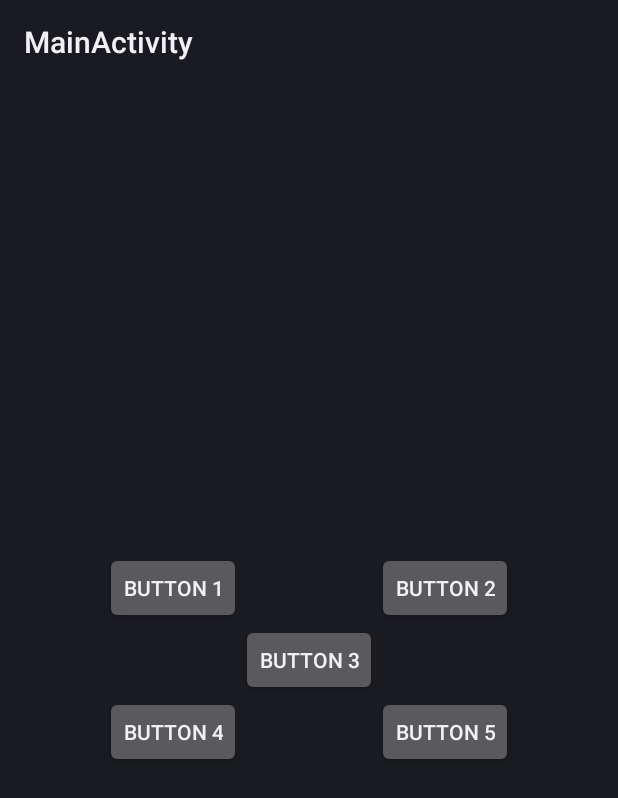
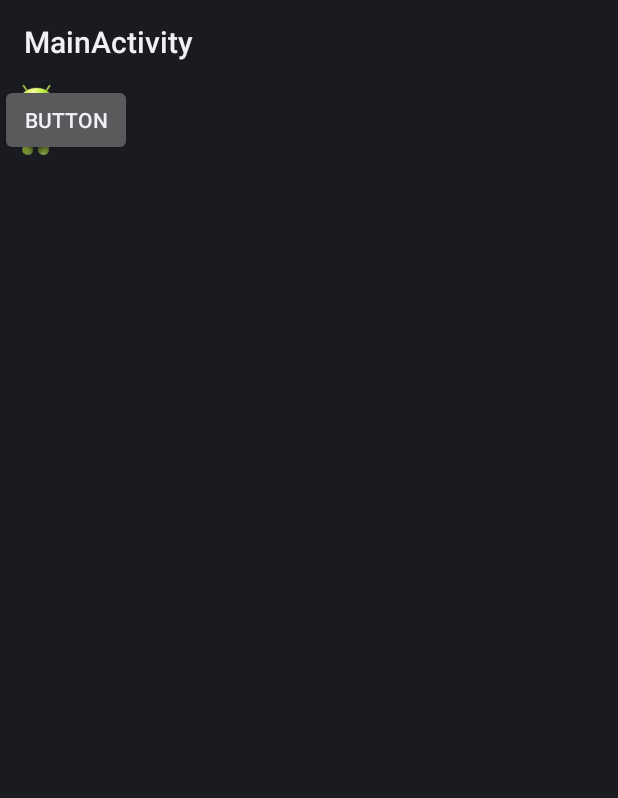
Before and after one commit to yaozongyou/android-first-code, an Android app: the screen it shows after launch (MainActivity), on a phone screen of 412 x 824 dp. Shown: the top 798 px of the screen. Run offline under Robolectric (Android 15) with nearby library versions, the phone set to English and light mode, and no system bars.

Commit message:
add example for framelayout

```diff
--- a/UILayoutTest/src/main/res/layout/main.xml
+++ b/UILayoutTest/src/main/res/layout/main.xml
@@ -1,52 +1,21 @@
 <?xml version="1.0" encoding="utf-8"?>
-<RelativeLayout xmlns:android="http://schemas.android.com/apk/res/android"
+<FrameLayout xmlns:android="http://schemas.android.com/apk/res/android"
     android:layout_height="match_parent"
     android:layout_width="match_parent"
     >
 
 <Button
-    android:id="@+id/button3"
+    android:id="@+id/button"
     android:layout_height="wrap_content"
     android:layout_width="wrap_content"
-    android:layout_centerInParent="true"
-    android:text="Button 3"
+    android:text="Button"
     />
 
-<Button
-    android:id="@+id/button1"
+<ImageView
+    android:id="@+id/image_view"
     android:layout_height="wrap_content"
     android:layout_width="wrap_content"
-    android:layout_above="@id/button3"
-    android:layout_toLeftOf="@id/button3"
-    android:text="Button 1"
+    android:src="@drawable/ic_launcher"
     />
 
-<Button
-    android:id="@+id/button2"
-    android:layout_height="wrap_content"
-    android:layout_width="wrap_content"
-    android:layout_above="@id/button3"
-    android:layout_toRightOf="@id/button3"
-    android:text="Button 2"
-    />
-
-
-<Button
-    android:id="@+id/button4"
-    android:layout_height="wrap_content"
-    android:layout_width="wrap_content"
-    android:layout_below="@id/button3"
-    android:layout_toLeftOf="@id/button3"
-    android:text="Button 4"
-    />
-
-<Button
-    android:id="@+id/button5"
-    android:layout_height="wrap_content"
-    android:layout_width="wrap_content"
-    android:layout_below="@id/button3"
-    android:layout_toRightOf="@id/button3"
-    android:text="Button 5"
-    />
-
-</RelativeLayout>
+</FrameLayout>
```
